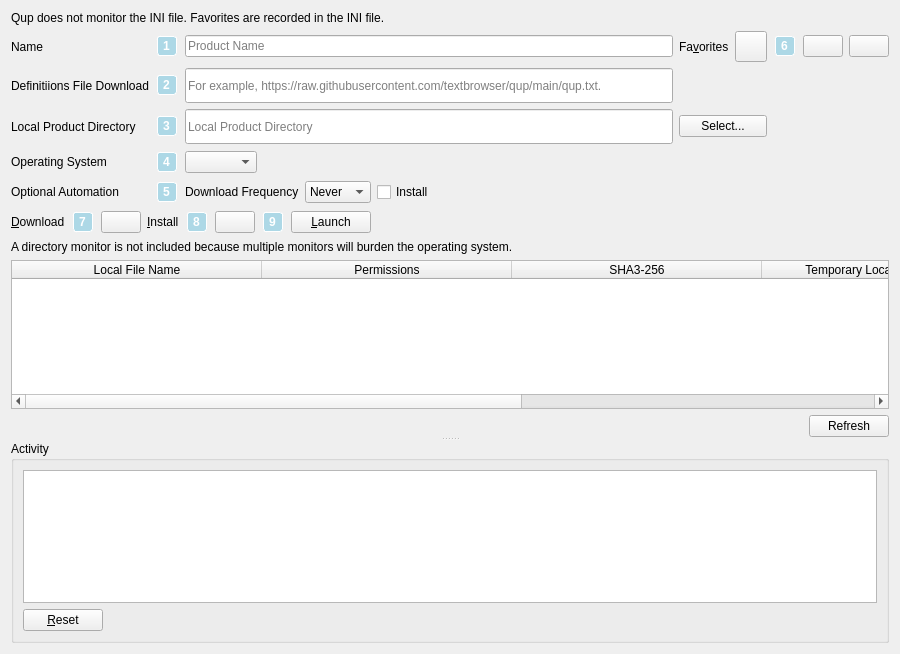
Qt form ui/qup_page.ui (textbrowser/qup) before a commit.
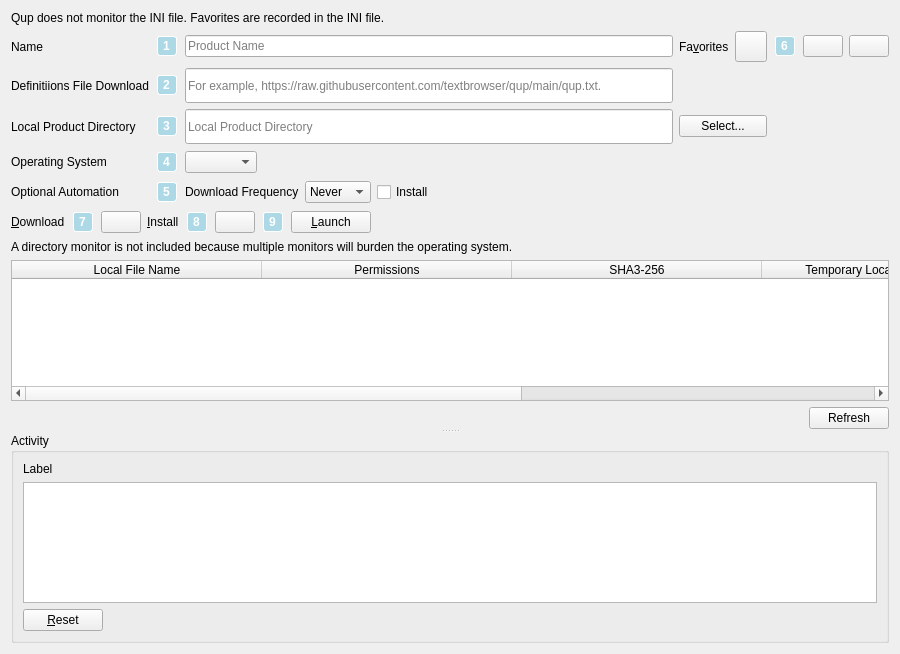
The same form after that commit. Icons and pictures are not drawn.

```diff
--- a/ui/qup_page.ui
+++ b/ui/qup_page.ui
@@ -664,6 +664,16 @@
        <string>Activity</string>
       </property>
       <layout class="QVBoxLayout" name="verticalLayout_2">
+       <item>
+        <widget class="QLabel" name="activity_label">
+         <property name="text">
+          <string>Label</string>
+         </property>
+         <property name="wordWrap">
+          <bool>true</bool>
+         </property>
+        </widget>
+       </item>
        <item>
         <widget class="QTextEdit" name="activity">
          <property name="readOnly">
```
